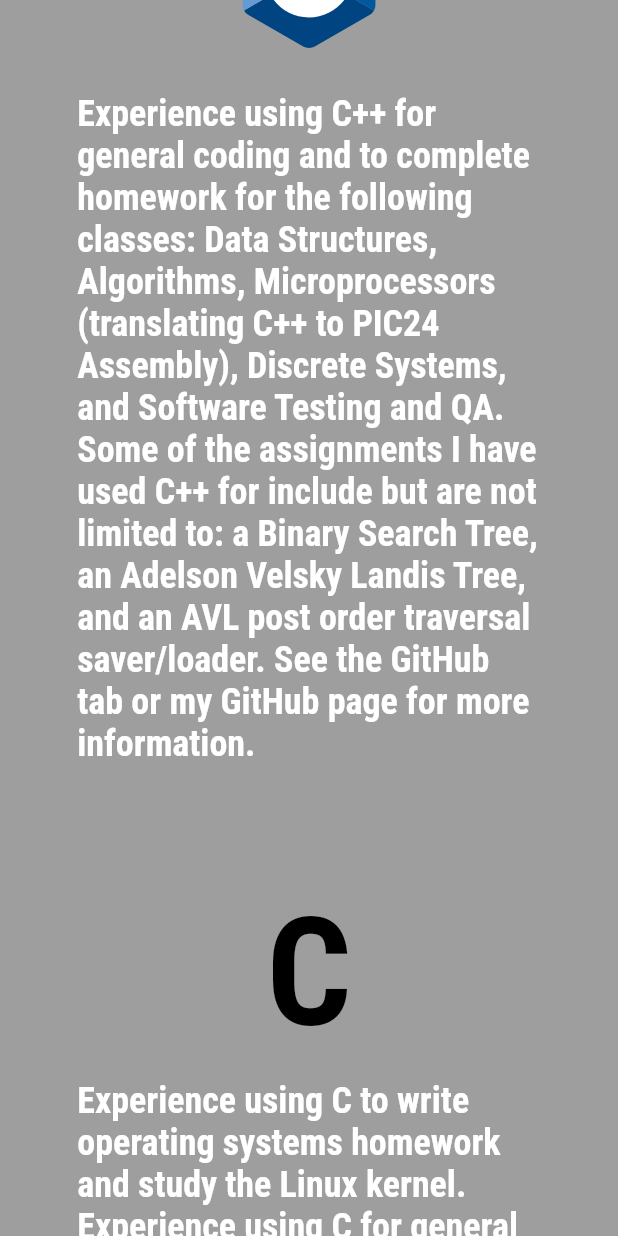
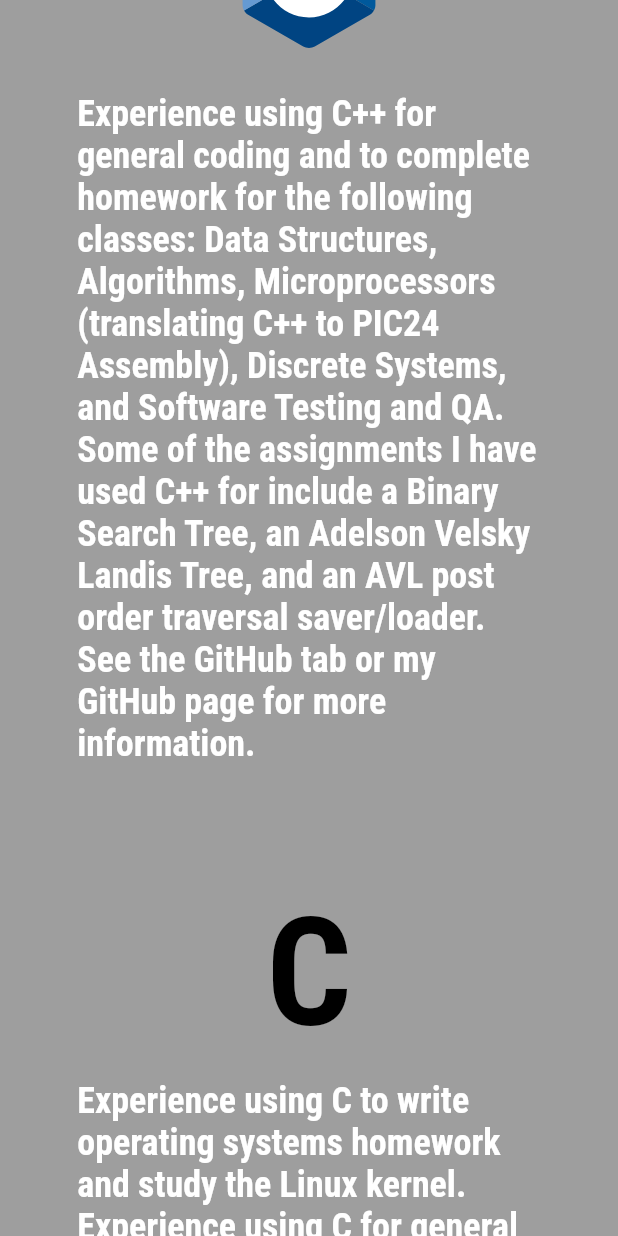
Before and after one commit to NathanCheshire/Flutter-website, a Flutter app: the ExperienceSection widget shown alone on an empty page, opened directly with empty values, scrolled down 1152 dp, on a phone screen of 412 x 824 dp. Run offline on Flutter 3.47's test engine with Material 2 defaults, Android fonts, the phone set to English and light mode, and no system bars; our stand-ins replace flutter_svg, google_fonts.

Commit message:
grammar fixes

```diff
--- a/lib/widgets/contact_widget.dart
+++ b/lib/widgets/contact_widget.dart
@@ -27,7 +27,7 @@ class ContactSection extends StatelessWidget {
               buildClickableContact(
                 icon: "assets/Gmail.svg",
                 text:
-                    "Personal: Nathan.Vincent.2.718@gmail.com\nBusiness: Nate@NathanCheshire.com",
+                    "Nate@NathanCheshire.com",
                 url: "mailto:Nate@NathanCheshire.com",
                 excessIconPadding: 20,
                 color1: Color(0xFF5478FF),
--- a/lib/widgets/experience_widget.dart
+++ b/lib/widgets/experience_widget.dart
@@ -91,7 +91,7 @@ class ExperienceSection extends StatelessWidget {
                         "Over five years of experience using Java for work, " +
                             "personal projects, and general scripting. This is the " +
                             "first language I learned back in 2017 when I took AP computer" +
-                            " science in highschool. Thus, it should be no suprise that" +
+                            " science in high school. Thus, it should be no suprise that" +
                             " Java is my favorite language as it will forever hold a" +
                             " special place in my heart as the language that made me" +
                             " choose software engineering as a major.",
@@ -136,8 +136,7 @@ class ExperienceSection extends StatelessWidget {
                             " homework for the following classes: Data Structures," +
                             " Algorithms, Microprocessors (translating C++ to PIC24 Assembly)" +
                             ", Discrete Systems, and Software Testing and QA. " +
-                            "Some of the assignments I have used C++ for include but" +
-                            " are not limited to: a Binary Search Tree, an Adelson Velsky" +
+                            "Some of the assignments I have used C++ for include a Binary Search Tree, an Adelson Velsky" +
                             " Landis Tree, and an AVL post order traversal saver/loader." +
                             " See the GitHub tab or my GitHub page for more information.",
                         textAlign: TextAlign.left,
@@ -189,10 +188,10 @@ class ExperienceSection extends StatelessWidget {
                             " using C for general purpose programming." +
                             " With this comes an accompanying knowledge" +
                             " of the topic of operating systems. I hope one day to" +
-                            " attempt to write a simple one from scratch and" +
+                            " attempt to write a simple OS from scratch and" +
                             " implement simple features such as a paging and a" +
                             " Native GUI Library to test my knowlege. A few of the projects" +
-                            " I've used C for include: testing timings on a custom made" +
+                            " I've used C for purposes includeing testing timings on a custom made" +
                             " thread-safe linked list versus a non-locking linked list," +
                             " timing Linux system calls such as fork, using pipes, and" +
                             " timing functions such as qsort.",
@@ -269,7 +268,7 @@ class ExperienceSection extends StatelessWidget {
                     padding: const EdgeInsets.only(top: 30),
                     child: Text(
                         "Experience using Python to complete general side projects." +
-                            " I use this language if I need to script up a simple tool quickly. " +
+                            " I use this language primarily for general fast scripting purposes. " +
                             "Light experience using Tensorflow/Keras and other libraries to complete a facial" +
                             " recognition project. " +
                             "I am extemely comforable using Python to complete any project.",
@@ -560,8 +559,8 @@ class ExperienceSection extends StatelessWidget {
                     padding: const EdgeInsets.only(top: 30),
                     child: Text(
                         "Experience using Flutter to create iOS/Android apps and for web " +
-                            "development. This webapp is written using flutter and the mobile app" +
-                            " \"Swapps\" which I have worked on is written using flutter.",
+                            "development. This webapp, infact, is written using Flutter as well as my senior design app project" +
+                            " Swapps.",
                         textAlign: TextAlign.left,
                         style: GoogleFonts.robotoCondensed(
                           textStyle: TextStyle(
@@ -602,7 +601,7 @@ class ExperienceSection extends StatelessWidget {
                         "Experience using React for basic component/web development." +
                             "Currently I am working on recreating this very website using" +
                             " the React framework and will link to it when it is completed." +
-                            "Additionally, I am teaching myself React using YouTube videos, blobs, and documentation.",
+                            " Additionally, I am teaching myself React using YouTube videos, blogs, and documentation.",
                         textAlign: TextAlign.left,
                         style: GoogleFonts.robotoCondensed(
                           textStyle: TextStyle(
@@ -641,8 +640,8 @@ class ExperienceSection extends StatelessWidget {
                     padding: const EdgeInsets.only(top: 30),
                     child: Text(
                         "Experience using Node and npm for their respective purposes" +
-                        " such as client/server programming for native/web apps." +
-                        " I am currently in the process of learning more NodeJS.",
+                        " such as client/server programming for web apps." +
+                        " I am currently in the process of teacing myself NodeJS.",
                         textAlign: TextAlign.left,
                         style: GoogleFonts.robotoCondensed(
                           textStyle: TextStyle(
```
Also changed, not shown: lib/widgets/myself_widget.dart (+5 -6 lines), 1 other file.
